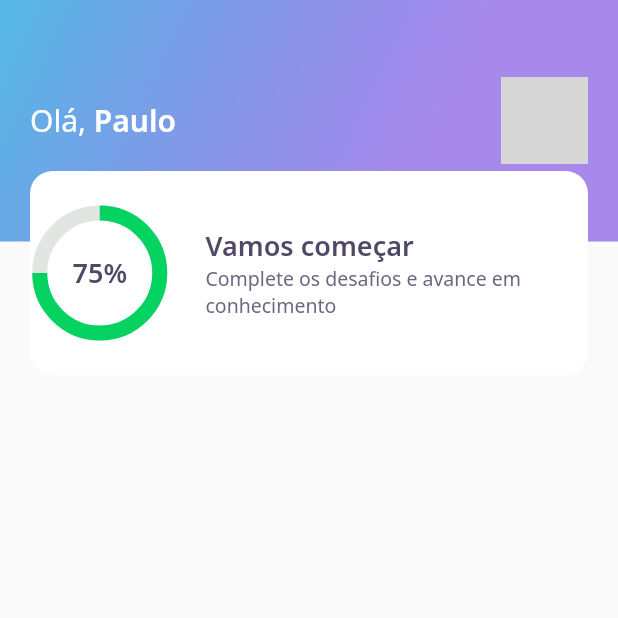
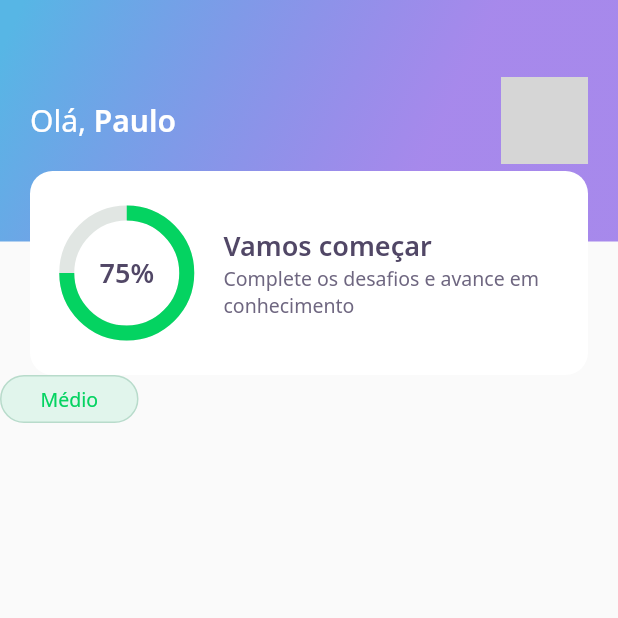
Before and after one commit to neocite/devquiz, a Flutter app: the screen it shows after launch, on a phone screen of 412 x 824 dp, the top half of it. Run offline on Flutter 3.47's test engine with Material 2 defaults, Android fonts, the phone set to English and light mode, and no system bars; our stand-ins replace google_fonts; network calls fail; grey boxes are pictures that could not be loaded.

Commit message:
dinamic level buttons are ok

```diff
--- a/lib/home/home_page.dart
+++ b/lib/home/home_page.dart
@@ -1,4 +1,5 @@
 import 'package:devquiz/home/widgets/appbar/app_bar_widget.dart';
+import 'package:devquiz/home/widgets/level_button/level_button_widget.dart';
 import 'package:flutter/material.dart';
 
 class HomePage extends StatefulWidget {
@@ -11,6 +12,9 @@ class _HomePageState extends State<HomePage> {
   Widget build(BuildContext context) {
     return Scaffold(
       appBar: AppBarWidget(),
+      body: LevelButtonWidget(
+        label: "Médio",
+      ),
     );
   }
 }
--- /dev/null
+++ b/lib/home/widgets/level_button/level_button_widget.dart
@@ -0,0 +1,68 @@
+import 'package:devquiz/core/app_colors.dart';
+import 'package:flutter/material.dart';
+import 'package:google_fonts/google_fonts.dart';
+
+class LevelButtonWidget extends StatelessWidget {
+  final String label;
+
+  LevelButtonWidget({
+    Key? key,
+    required this.label,
+  })   : assert(
+          ["Fácil", "Médio", "Difícil", "Perito"].contains(label),
+        ),
+        super(key: key);
+
+  final config = {
+    "Fácil": {
+      "color": AppColors.levelButtonFacil,
+      "borderColor": AppColors.levelButtonBorderFacil,
+      "fontColor": AppColors.levelButtonTextFacil
+    },
+    "Médio": {
+      "color": AppColors.levelButtonMedio,
+      "borderColor": AppColors.levelButtonBorderMedio,
+      "fontColor": AppColors.levelButtonTextMedio
+    },
+    "Difícil": {
+      "color": AppColors.levelButtonDificil,
+      "borderColor": AppColors.levelButtonBorderDificil,
+      "fontColor": AppColors.levelButtonTextDificil
+    },
+    "Perito": {
+      "color": AppColors.levelButtonPerito,
+      "borderColor": AppColors.levelButtonBorderPerito,
+      "fontColor": AppColors.levelButtonTextPerito
+    },
+  };
+
+  Color get color => config[label]!['color']!;
+  Color get borderColor => config[label]!['borderColor']!;
+  Color get fontColor => config[label]!['fontColor']!;
+
+  @override
+  Widget build(BuildContext context) {
+    return Container(
+      decoration: BoxDecoration(
+        color: color,
+        border: Border.fromBorderSide(BorderSide(
+          color: borderColor,
+        )),
+        borderRadius: BorderRadius.circular(28),
+      ),
+      child: Padding(
+        padding: const EdgeInsets.symmetric(
+          horizontal: 26,
+          vertical: 6,
+        ),
+        child: Text(
+          this.label,
+          style: GoogleFonts.notoSans(
+            color: fontColor,
+            fontSize: 13,
+          ),
+        ),
+      ),
+    );
+  }
+}
--- a/lib/home/widgets/score_card_widget/score_card_widget.dart
+++ b/lib/home/widgets/score_card_widget/score_card_widget.dart
@@ -13,6 +13,8 @@ class ScoreCardWidget extends StatelessWidget {
           color: AppColors.white,
           borderRadius: BorderRadius.circular(15),
         ),
+        child: Padding(
+          padding: const EdgeInsets.symmetric(horizontal: 24),
           child: Row(
             crossAxisAlignment: CrossAxisAlignment.center,
             children: [
@@ -43,6 +45,7 @@ class ScoreCardWidget extends StatelessWidget {
             ],
           ),
         ),
+      ),
     );
   }
 }
```
Lines whose indentation alone changed are shown as unchanged.
